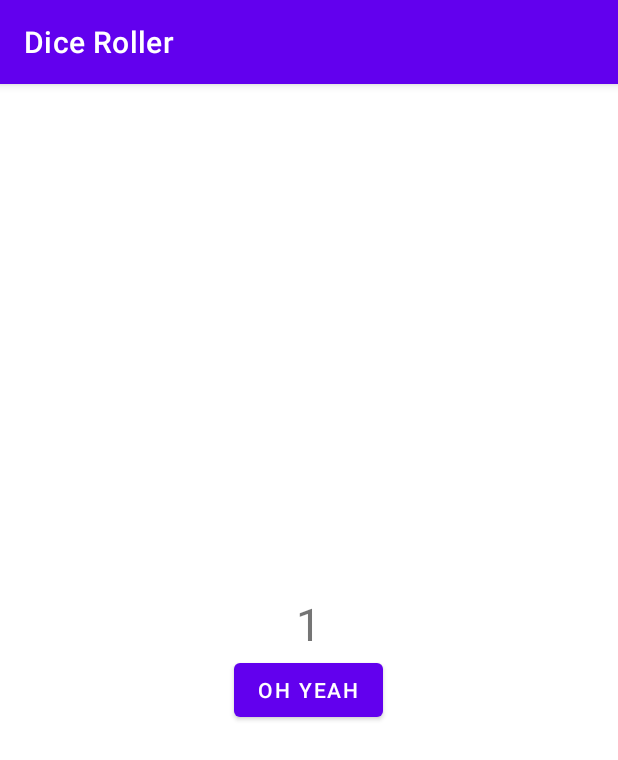
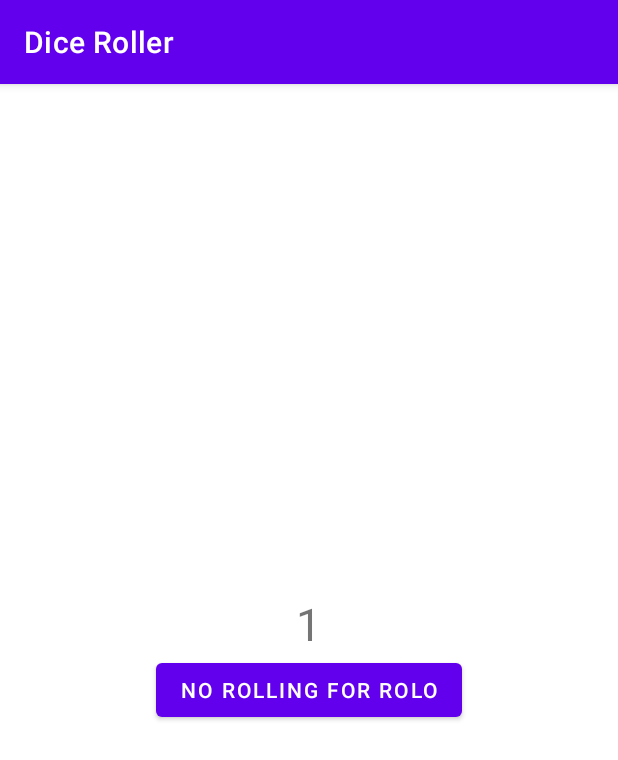
Before and after one commit to dustyfox113/DiceRoller, an Android app: the screen it shows after launch (MainActivity), on a phone screen of 412 x 824 dp. Shown: the top 760 px of the screen. Run offline under Robolectric (Android 15) with nearby library versions, the phone set to English and light mode, and no system bars.

Commit message:
I'm now rolling without Rolo

```diff
--- a/app/src/main/java/com/example/diceroller/MainActivity.kt
+++ b/app/src/main/java/com/example/diceroller/MainActivity.kt
@@ -10,7 +10,7 @@ class MainActivity : AppCompatActivity() {
         super.onCreate(savedInstanceState)
         setContentView(R.layout.activity_main)
         val rollButton: Button = findViewById(R.id.roll_button)
-        rollButton.text="Oh yeah"
+        rollButton.text="No Rolling for Rolo"
         rollButton.setOnClickListener {
             Toast.makeText(this, "button clicked", Toast.LENGTH_SHORT).show()
         }
```
